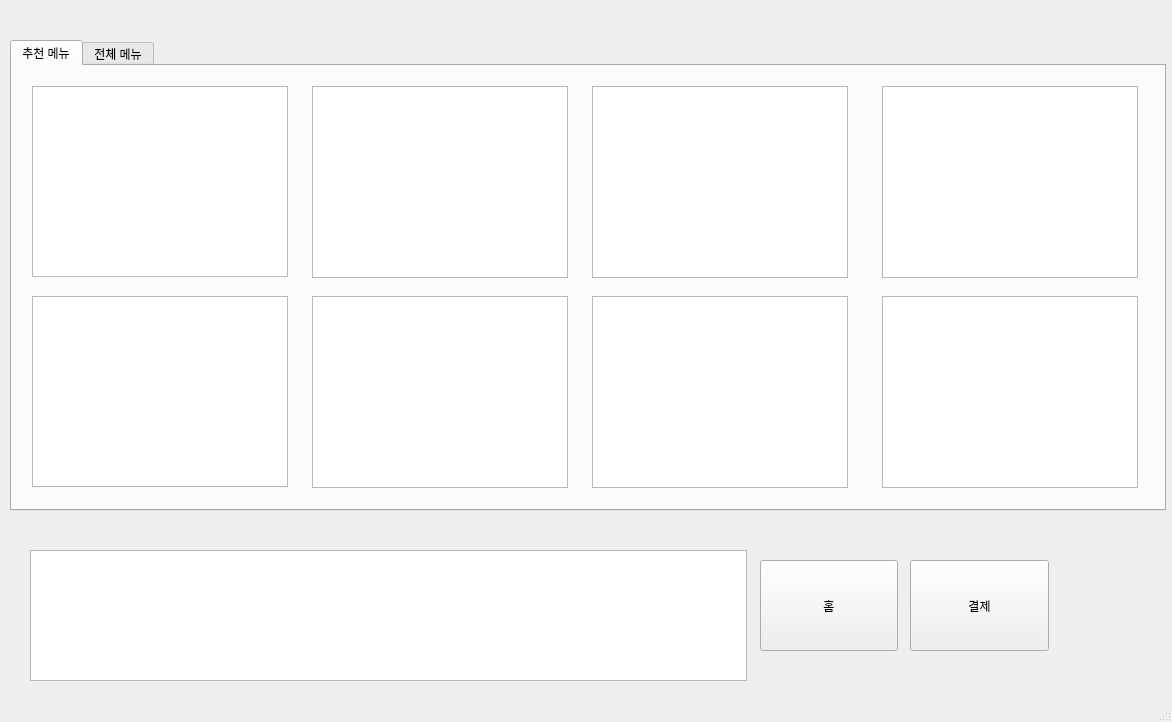
Above: ui/ice_cream_window2.ui from pJunghan/RobotArm before the change. Below: the same form after it.
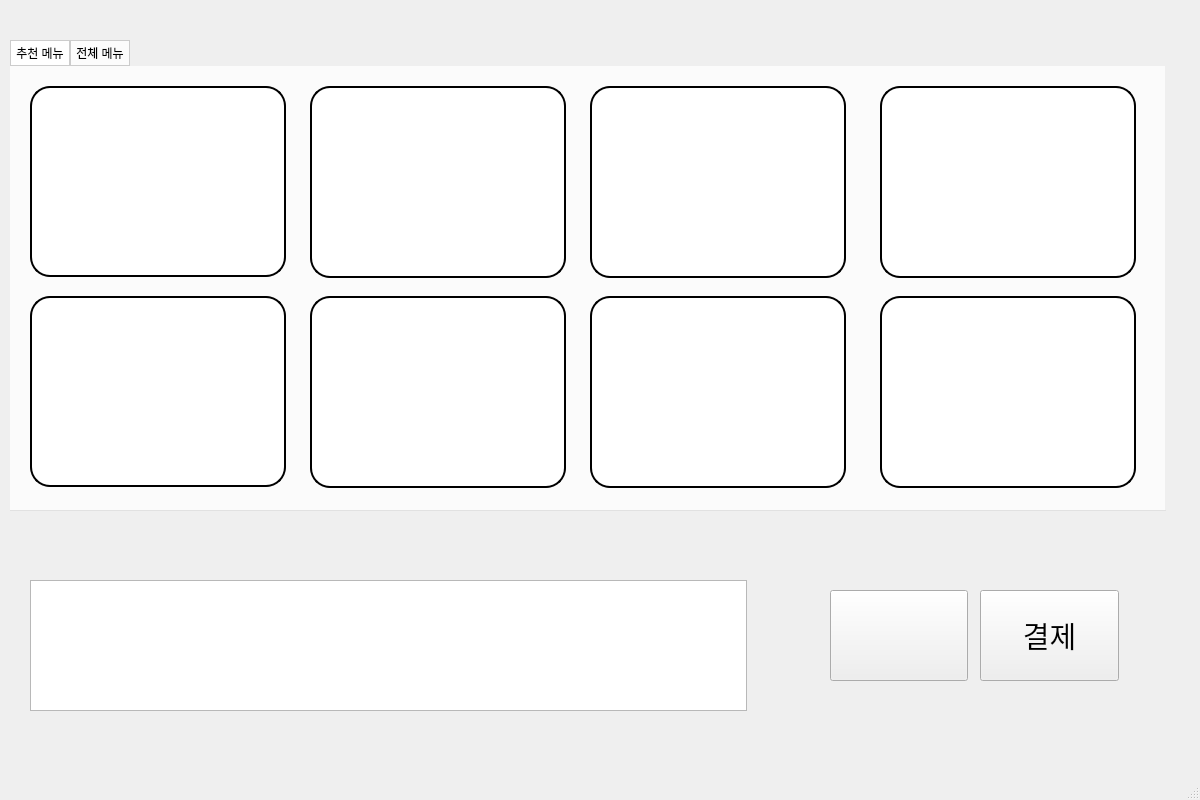
That is the form after the change. The open tabs and pages were chosen to show the change.

```diff
--- a/ui/ice_cream_window2.ui
+++ b/ui/ice_cream_window2.ui
@@ -6,13 +6,16 @@
    <rect>
     <x>0</x>
     <y>0</y>
-    <width>1172</width>
-    <height>722</height>
+    <width>1200</width>
+    <height>800</height>
    </rect>
   </property>
   <property name="windowTitle">
    <string>MainWindow</string>
   </property>
+  <property name="styleSheet">
+   <string notr="true"/>
+  </property>
   <widget class="QWidget" name="centralwidget">
    <widget class="QTabWidget" name="tabWidget">
     <property name="geometry">
@@ -24,7 +27,20 @@
      </rect>
     </property>
     <property name="styleSheet">
-     <string notr="true"/>
+     <string notr="true">QTabWidget::pane {
+                background: transparent;  /* 탭 위젯의 배경을 투명하게 설정 */
+            }
+            QTabWidget::tab-bar {
+                background: transparent;  /* 탭 바의 배경을 투명하게 설정 */
+            }
+            QTabBar::tab {
+                background: rgba(255, 255, 255, 200); /* 탭의 배경 색상 설정 (약간의 투명도) */
+                border: 1px solid #ccc;
+                padding: 5px;
+            }
+            QTabBar::tab:selected {
+                background: rgba(255, 255, 255, 255); /* 선택된 탭의 배경 색상 설정 (투명도 없음) */
+            }</string>
     </property>
     <property name="currentIndex">
      <number>0</number>
@@ -42,6 +58,9 @@
         <height>191</height>
        </rect>
       </property>
+      <property name="styleSheet">
+       <string notr="true">border: 2px solid black;  border-radius: 20px; background: white;   </string>
+      </property>
      </widget>
      <widget class="QGraphicsView" name="recommendView_6">
       <property name="geometry">
@@ -52,6 +71,9 @@
         <height>192</height>
        </rect>
       </property>
+      <property name="styleSheet">
+       <string notr="true">border: 2px solid black;  border-radius: 20px; background: white;   </string>
+      </property>
      </widget>
      <widget class="QGraphicsView" name="recommendView_2">
       <property name="geometry">
@@ -62,6 +84,9 @@
         <height>192</height>
        </rect>
       </property>
+      <property name="styleSheet">
+       <string notr="true">border: 2px solid black;  border-radius: 20px; background: white;   </string>
+      </property>
      </widget>
      <widget class="QGraphicsView" name="recommendView_7">
       <property name="geometry">
@@ -72,6 +97,9 @@
         <height>192</height>
        </rect>
       </property>
+      <property name="styleSheet">
+       <string notr="true">border: 2px solid black;  border-radius: 20px; background: white;   </string>
+      </property>
      </widget>
      <widget class="QGraphicsView" name="recommendView_3">
       <property name="geometry">
@@ -82,6 +110,9 @@
         <height>192</height>
        </rect>
       </property>
+      <property name="styleSheet">
+       <string notr="true">border: 2px solid black;  border-radius: 20px; background: white;   </string>
+      </property>
      </widget>
      <widget class="QGraphicsView" name="recommendView_8">
       <property name="geometry">
@@ -92,6 +123,9 @@
         <height>192</height>
        </rect>
       </property>
+      <property name="styleSheet">
+       <string notr="true">border: 2px solid black;  border-radius: 20px; background: white;   </string>
+      </property>
      </widget>
      <widget class="QGraphicsView" name="recommendView_4">
       <property name="geometry">
@@ -102,6 +136,9 @@
         <height>192</height>
        </rect>
       </property>
+      <property name="styleSheet">
+       <string notr="true">border: 2px solid black;  border-radius: 20px; background: white;   </string>
+      </property>
      </widget>
      <widget class="QGraphicsView" name="recommendView_5">
       <property name="geometry">
@@ -112,6 +149,9 @@
         <height>191</height>
        </rect>
       </property>
+      <property name="styleSheet">
+       <string notr="true">border: 2px solid black;  border-radius: 20px; background: white;   </string>
+      </property>
      </widget>
     </widget>
     <widget class="QWidget" name="tab_2">
@@ -212,7 +252,7 @@
     <property name="geometry">
      <rect>
       <x>30</x>
-      <y>550</y>
+      <y>580</y>
       <width>717</width>
       <height>131</height>
      </rect>
@@ -221,12 +261,17 @@
    <widget class="QPushButton" name="Next_Button">
     <property name="geometry">
      <rect>
-      <x>910</x>
-      <y>560</y>
+      <x>980</x>
+      <y>590</y>
       <width>139</width>
       <height>91</height>
      </rect>
     </property>
+    <property name="font">
+     <font>
+      <pointsize>22</pointsize>
+     </font>
+    </property>
     <property name="text">
      <string>결제</string>
     </property>
@@ -234,14 +279,14 @@
    <widget class="QPushButton" name="Home_Button">
     <property name="geometry">
      <rect>
-      <x>760</x>
-      <y>560</y>
+      <x>830</x>
+      <y>590</y>
       <width>138</width>
       <height>91</height>
      </rect>
     </property>
     <property name="text">
-     <string>홈</string>
+     <string/>
     </property>
    </widget>
   </widget>
```
Left out of the diff: 22 changed lines with no effect on the pictures.
